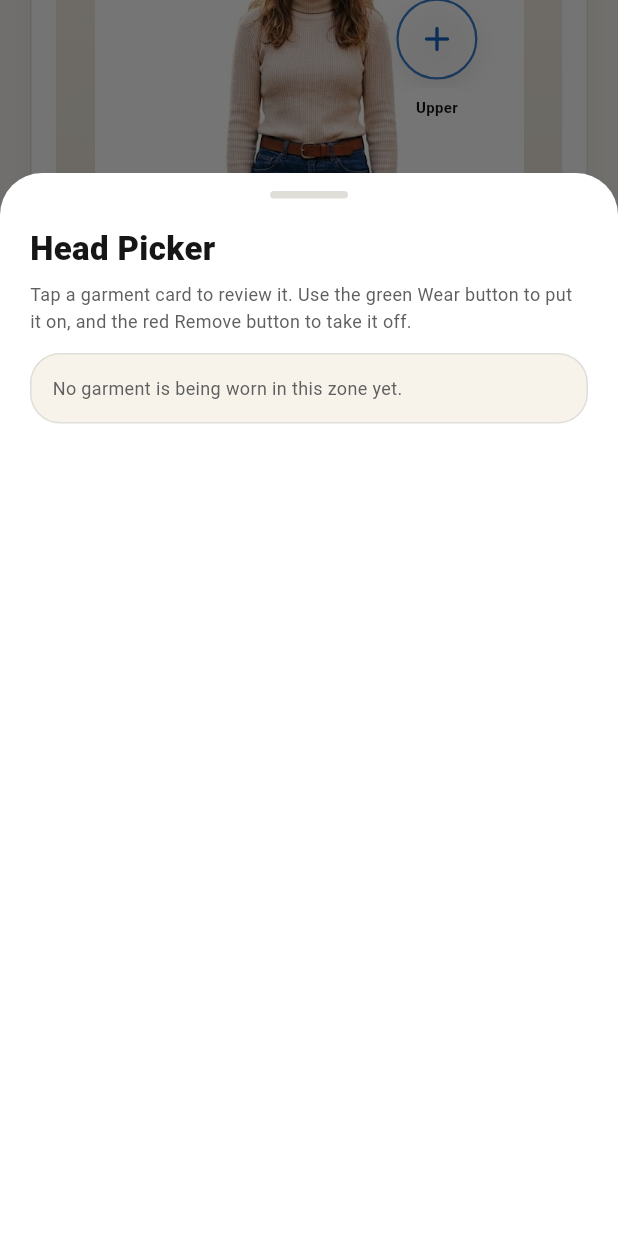
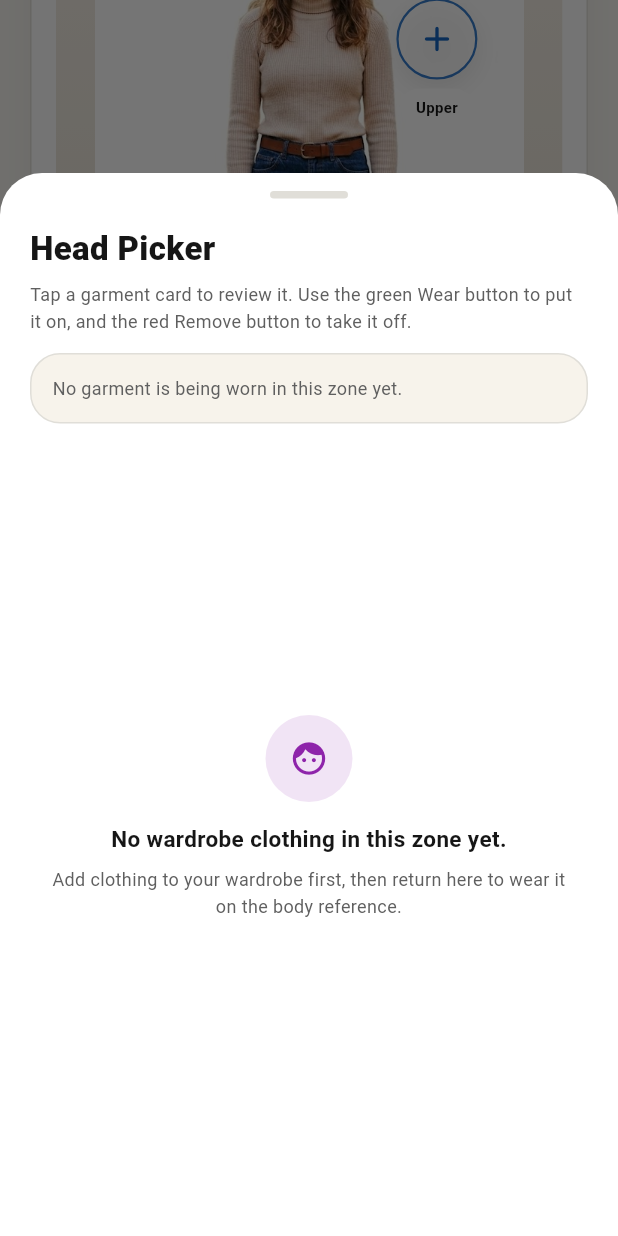
Before and after one commit to AI-Wardrobe-Master/AI_Wardrobe_Master, a Flutter app: the OutfitCanvasScreen screen opened directly, scrolled down 576 dp, after a tap on the "add circle outline" icon, on a phone screen of 412 x 824 dp. Run offline on Flutter 3.47's test engine with Material 3 defaults, Android fonts, the phone set to English and light mode, and no system bars; our stand-ins replace cached_network_image, camera, dio, flutter_svg, image_picker, shared_preferences; accounts and stored records are empty; network calls fail; key blocks and very long unbroken strings in the code were emptied for the run.

Commit message:
Fix Android wardrobe visualization and discover

```diff
--- a/ai_wardrobe_app/lib/services/api_config.dart
+++ b/ai_wardrobe_app/lib/services/api_config.dart
@@ -1,14 +1,33 @@
 import 'dart:convert';
 
 import 'package:dio/dio.dart';
+import 'package:flutter/foundation.dart'
+    show TargetPlatform, defaultTargetPlatform, kIsWeb;
 import 'package:shared_preferences/shared_preferences.dart';
 
-//const String apiBaseUrl = 'http://10.0.2.2:8000/api/v1';
-//const String fileBaseUrl = 'http://10.0.2.2:8000';
+const String _apiBaseUrlOverride = String.fromEnvironment('API_BASE_URL');
+const String _fileBaseUrlOverride = String.fromEnvironment('FILE_BASE_URL');
 
-// Use localhost for desktop and physical-device debugging with adb reverse.
-const String apiBaseUrl = 'http://localhost:8000/api/v1';
-const String fileBaseUrl = 'http://localhost:8000';
+String get _defaultHost {
+  if (!kIsWeb && defaultTargetPlatform == TargetPlatform.android) {
+    return '10.0.2.2';
+  }
+  return 'localhost';
+}
+
+String get apiBaseUrl {
+  if (_apiBaseUrlOverride.isNotEmpty) {
+    return _apiBaseUrlOverride;
+  }
+  return 'http://$_defaultHost:8000/api/v1';
+}
+
+String get fileBaseUrl {
+  if (_fileBaseUrlOverride.isNotEmpty) {
+    return _fileBaseUrlOverride;
+  }
+  return 'http://$_defaultHost:8000';
+}
 
 class ApiSession {
   static const _tokenKey = 'auth_token';
@@ -114,7 +133,14 @@ class ApiSession {
 }
 
 Dio buildApiDio() {
-  final dio = Dio(BaseOptions(baseUrl: apiBaseUrl));
+  final dio = Dio(
+    BaseOptions(
+      baseUrl: apiBaseUrl,
+      connectTimeout: const Duration(seconds: 4),
+      receiveTimeout: const Duration(seconds: 60),
+      sendTimeout: const Duration(seconds: 60),
+    ),
+  );
   dio.interceptors.add(
     InterceptorsWrapper(
       onRequest: (options, handler) async {
--- a/ai_wardrobe_app/lib/ui/screens/outfit_canvas_screen.dart
+++ b/ai_wardrobe_app/lib/ui/screens/outfit_canvas_screen.dart
@@ -98,10 +98,15 @@ class _OutfitCanvasScreenState extends State<OutfitCanvasScreen> {
         }
         _loadingCatalog = false;
       });
-    } catch (error) {
+    } catch (_) {
       if (!mounted) return;
       setState(() {
-        _catalogError = error.toString();
+        for (final zone in _BodyZone.values) {
+          _catalog[zone]!.clear();
+          _wornByZone[zone]!.clear();
+        }
+        _catalogError =
+            'Unable to load wardrobe items. Add clothing or retry when the wardrobe service is available.';
         _loadingCatalog = false;
       });
     }
@@ -236,11 +241,13 @@ class _OutfitCanvasScreenState extends State<OutfitCanvasScreen> {
                               ),
                             ),
                             const SizedBox(width: 10),
-                            Text(
+                            Expanded(
+                              child: Text(
                                 'Loading garments from your wardrobe...',
                                 style: TextStyle(
                                   fontSize: 12,
                                   color: _textSecondary,
+                                ),
                               ),
                             ),
                           ],
@@ -1063,8 +1070,15 @@ class _OutfitCanvasScreenState extends State<OutfitCanvasScreen> {
                         ),
                       ),
                       Expanded(
-                        child: ListView.separated(
-                          padding: const EdgeInsets.fromLTRB(20, 0, 20, 24),
+                        child: items.isEmpty
+                            ? _buildEmptyPickerState(zone)
+                            : ListView.separated(
+                                padding: const EdgeInsets.fromLTRB(
+                                  20,
+                                  0,
+                                  20,
+                                  24,
+                                ),
                                 itemBuilder: (context, index) {
                                   final item = items[index];
                                   final currentLayer = _layerFor(zone, item.id);
@@ -1077,8 +1091,11 @@ class _OutfitCanvasScreenState extends State<OutfitCanvasScreen> {
                                       item,
                                       currentLayer: currentLayer,
                                     ),
-                              onWear: () =>
-                                  _handleWearAction(zone, item, refreshPicker),
+                                    onWear: () => _handleWearAction(
+                                      zone,
+                                      item,
+                                      refreshPicker,
+                                    ),
                                     onRemove: currentLayer == null
                                         ? null
                                         : () {
@@ -1102,6 +1119,48 @@ class _OutfitCanvasScreenState extends State<OutfitCanvasScreen> {
           },
         );
       },
+    );
+  }
+
+  Widget _buildEmptyPickerState(_BodyZone zone) {
+    return Center(
+      child: Padding(
+        padding: const EdgeInsets.fromLTRB(28, 0, 28, 32),
+        child: Column(
+          mainAxisSize: MainAxisSize.min,
+          children: [
+            Container(
+              width: 58,
+              height: 58,
+              decoration: BoxDecoration(
+                color: zone.accent.withOpacity(0.12),
+                shape: BoxShape.circle,
+              ),
+              child: Icon(zone.icon, color: zone.accent, size: 26),
+            ),
+            const SizedBox(height: 14),
+            Text(
+              'No wardrobe clothing in this zone yet.',
+              textAlign: TextAlign.center,
+              style: TextStyle(
+                fontSize: 15,
+                fontWeight: FontWeight.w700,
+                color: _textPrimary,
+              ),
+            ),
+            const SizedBox(height: 8),
+            Text(
+              'Add clothing to your wardrobe first, then return here to wear it on the body reference.',
+              textAlign: TextAlign.center,
+              style: TextStyle(
+                fontSize: 12,
+                height: 1.5,
+                color: _textSecondary,
+              ),
+            ),
+          ],
+        ),
+      ),
     );
   }
 
@@ -1785,9 +1844,9 @@ class _OutfitCanvasScreenState extends State<OutfitCanvasScreen> {
                 if (!mounted) {
                   return;
                 }
-                ScaffoldMessenger.of(this.context).showSnackBar(
-                  SnackBar(content: Text('Preview saved to $savedPath')),
-                );
+                ScaffoldMessenger.of(
+                  this.context,
+                ).showSnackBar(SnackBar(content: Text(savedPath)));
               } on MissingPluginException {
                 if (!mounted) {
                   return;
```
Also changed, not shown: ai_wardrobe_app/lib/ui/screens/discover_screen.dart (+23 -9 lines), 3 other files. Lines whose indentation alone changed are shown as unchanged.
